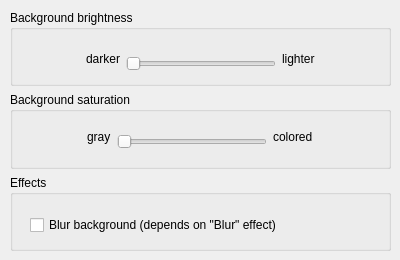
This is effects/dashboard/dashboard_config.ui in KDE/kwin as Qt 5 draws it before an edit. The edited form follows.
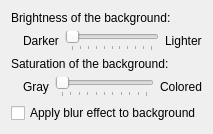
This is the edited form.

Diff of the .ui file:
```diff
--- a/effects/dashboard/dashboard_config.ui
+++ b/effects/dashboard/dashboard_config.ui
@@ -2,211 +2,113 @@
 <ui version="4.0">
  <class>DashboardEffectConfig</class>
  <widget class="QWidget" name="DashboardEffectConfig">
-  <property name="geometry">
-   <rect>
-    <x>0</x>
-    <y>0</y>
-    <width>400</width>
-    <height>260</height>
-   </rect>
-  </property>
-  <property name="sizePolicy">
-   <sizepolicy hsizetype="Minimum" vsizetype="Minimum">
-    <horstretch>0</horstretch>
-    <verstretch>0</verstretch>
-   </sizepolicy>
-  </property>
-  <property name="minimumSize">
-   <size>
-    <width>400</width>
-    <height>260</height>
-   </size>
-  </property>
-  <property name="maximumSize">
-   <size>
-    <width>400</width>
-    <height>260</height>
-   </size>
-  </property>
-  <property name="windowTitle">
-   <string>Form</string>
-  </property>
-  <widget class="QWidget" name="verticalLayoutWidget">
-   <property name="geometry">
-    <rect>
-     <x>10</x>
-     <y>10</y>
-     <width>381</width>
-     <height>241</height>
-    </rect>
-   </property>
    <layout class="QVBoxLayout" name="verticalLayout">
     <item>
-     <widget class="QGroupBox" name="groupBoxBrightness">
-      <property name="minimumSize">
-       <size>
-        <width>0</width>
-        <height>0</height>
-       </size>
-      </property>
-      <property name="title">
-       <string>Background brightness</string>
-      </property>
-      <widget class="QWidget" name="horizontalLayoutWidget_3">
-       <property name="geometry">
-        <rect>
-         <x>20</x>
-         <y>28</y>
-         <width>341</width>
-         <height>41</height>
-        </rect>
-       </property>
-       <layout class="QHBoxLayout" name="horizontalLayout_5">
-        <item>
-         <spacer name="horizontalSpacer">
-          <property name="orientation">
-           <enum>Qt::Horizontal</enum>
-          </property>
-          <property name="sizeHint" stdset="0">
-           <size>
-            <width>40</width>
-            <height>20</height>
-           </size>
-          </property>
-         </spacer>
-        </item>
-        <item>
-         <widget class="QLabel" name="labelBrightnessDarker">
+    <widget class="QLabel" name="label">
           <property name="text">
-           <string>darker</string>
+      <string>Brightness of the background:</string>
           </property>
          </widget>
         </item>
         <item>
-         <widget class="QSlider" name="brightness">
-          <property name="sizePolicy">
-           <sizepolicy hsizetype="Fixed" vsizetype="Fixed">
-            <horstretch>150</horstretch>
-            <verstretch>35</verstretch>
-           </sizepolicy>
-          </property>
-          <property name="minimumSize">
-           <size>
-            <width>150</width>
-            <height>35</height>
-           </size>
-          </property>
-          <property name="maximumSize">
-           <size>
-            <width>150</width>
-            <height>25</height>
-           </size>
-          </property>
-          <property name="maximum">
-           <number>100</number>
-          </property>
-          <property name="singleStep">
-           <number>10</number>
-          </property>
-          <property name="pageStep">
-           <number>20</number>
-          </property>
-          <property name="orientation">
-           <enum>Qt::Horizontal</enum>
-          </property>
-          <property name="invertedAppearance">
-           <bool>false</bool>
-          </property>
-          <property name="invertedControls">
-           <bool>false</bool>
-          </property>
-          <property name="tickPosition">
-           <enum>QSlider::NoTicks</enum>
-          </property>
-          <property name="tickInterval">
-           <number>10</number>
-          </property>
-         </widget>
-        </item>
-        <item>
-         <widget class="QLabel" name="labelBrightnessLighter">
-          <property name="text">
-           <string>lighter</string>
-          </property>
-         </widget>
-        </item>
+    <layout class="QHBoxLayout" name="horizontalLayout">
         <item>
          <spacer name="horizontalSpacer_3">
           <property name="orientation">
            <enum>Qt::Horizontal</enum>
           </property>
+       <property name="sizeType">
+        <enum>QSizePolicy::Fixed</enum>
+       </property>
           <property name="sizeHint" stdset="0">
            <size>
-            <width>40</width>
-            <height>20</height>
+         <width>12</width>
+         <height>0</height>
            </size>
           </property>
          </spacer>
         </item>
-       </layout>
-      </widget>
-     </widget>
+     <item>
+      <widget class="QLabel" name="label_3">
+       <property name="text">
+        <string comment="Less brightness">Darker</string>
+       </property>
+      </widget>
+     </item>
+     <item>
+      <widget class="QSlider" name="brightness">
+       <property name="sizePolicy">
+        <sizepolicy hsizetype="Expanding" vsizetype="Fixed">
+         <horstretch>0</horstretch>
+         <verstretch>0</verstretch>
+        </sizepolicy>
+       </property>
+       <property name="maximum">
+        <number>100</number>
+       </property>
+       <property name="singleStep">
+        <number>10</number>
+       </property>
+       <property name="pageStep">
+        <number>20</number>
+       </property>
+       <property name="orientation">
+        <enum>Qt::Horizontal</enum>
+       </property>
+       <property name="tickPosition">
+        <enum>QSlider::TicksBelow</enum>
+       </property>
+      </widget>
+     </item>
+     <item>
+      <widget class="QLabel" name="label_4">
+       <property name="text">
+        <string comment="More brightness">Lighter</string>
+       </property>
+      </widget>
+     </item>
+    </layout>
     </item>
     <item>
-     <widget class="QGroupBox" name="groupBoxSaturation">
-      <property name="title">
-       <string>Background saturation</string>
-      </property>
-      <widget class="QWidget" name="horizontalLayoutWidget_4">
-       <property name="geometry">
-        <rect>
-         <x>20</x>
-         <y>20</y>
-         <width>339</width>
-         <height>50</height>
-        </rect>
-       </property>
-       <layout class="QHBoxLayout" name="horizontalLayout_6">
+    <widget class="QLabel" name="label_2">
+     <property name="text">
+      <string>Saturation of the background:</string>
+     </property>
+    </widget>
+   </item>
+   <item>
+    <layout class="QHBoxLayout" name="horizontalLayout_2">
         <item>
          <spacer name="horizontalSpacer_2">
           <property name="orientation">
            <enum>Qt::Horizontal</enum>
           </property>
+       <property name="sizeType">
+        <enum>QSizePolicy::Fixed</enum>
+       </property>
           <property name="sizeHint" stdset="0">
            <size>
-            <width>40</width>
-            <height>20</height>
+         <width>12</width>
+         <height>0</height>
            </size>
           </property>
          </spacer>
         </item>
         <item>
-         <widget class="QLabel" name="labelSaturationGray">
+      <widget class="QLabel" name="label_5">
           <property name="text">
-           <string>gray</string>
+        <string comment="No saturation">Gray</string>
           </property>
          </widget>
         </item>
         <item>
          <widget class="QSlider" name="saturation">
           <property name="sizePolicy">
-           <sizepolicy hsizetype="Fixed" vsizetype="Fixed">
-            <horstretch>150</horstretch>
-            <verstretch>35</verstretch>
-           </sizepolicy>
-          </property>
-          <property name="minimumSize">
-           <size>
-            <width>150</width>
-            <height>35</height>
-           </size>
-          </property>
-          <property name="maximumSize">
-           <size>
-            <width>150</width>
-            <height>25</height>
-           </size>
-          </property>
+        <sizepolicy hsizetype="Expanding" vsizetype="Fixed">
+         <horstretch>0</horstretch>
+         <verstretch>0</verstretch>
+        </sizepolicy>
+       </property>
           <property name="maximum">
            <number>100</number>
           </property>
@@ -219,91 +121,41 @@
           <property name="orientation">
            <enum>Qt::Horizontal</enum>
           </property>
-          <property name="invertedAppearance">
-           <bool>false</bool>
-          </property>
-          <property name="invertedControls">
-           <bool>false</bool>
-          </property>
           <property name="tickPosition">
-           <enum>QSlider::NoTicks</enum>
-          </property>
-          <property name="tickInterval">
-           <number>10</number>
+        <enum>QSlider::TicksBelow</enum>
           </property>
          </widget>
         </item>
         <item>
-         <widget class="QLabel" name="labelSaturationColored">
+      <widget class="QLabel" name="label_6">
           <property name="text">
-           <string>colored</string>
+        <string comment="High saturation">Colored</string>
           </property>
          </widget>
         </item>
-        <item>
-         <spacer name="horizontalSpacer_5">
-          <property name="orientation">
-           <enum>Qt::Horizontal</enum>
-          </property>
-          <property name="sizeHint" stdset="0">
-           <size>
-            <width>40</width>
-            <height>20</height>
-           </size>
-          </property>
-         </spacer>
-        </item>
-       </layout>
-      </widget>
-     </widget>
-    </item>
-    <item>
-     <widget class="QGroupBox" name="groupBoxEffects">
-      <property name="minimumSize">
-       <size>
-        <width>0</width>
-        <height>0</height>
-       </size>
-      </property>
-      <property name="title">
-       <string>Effects</string>
-      </property>
-      <widget class="QWidget" name="horizontalLayoutWidget_2">
-       <property name="geometry">
-        <rect>
-         <x>20</x>
-         <y>30</y>
-         <width>341</width>
-         <height>41</height>
-        </rect>
-       </property>
-       <layout class="QHBoxLayout" name="horizontalLayout_4">
+    </layout>
+   </item>
         <item>
          <widget class="QCheckBox" name="blur">
           <property name="text">
-           <string>Blur background (depends on &quot;Blur&quot; effect)</string>
+      <string>Apply blur effect to background</string>
           </property>
          </widget>
         </item>
         <item>
-         <spacer name="horizontalSpacer_4">
+    <spacer name="verticalSpacer">
           <property name="orientation">
-           <enum>Qt::Horizontal</enum>
+      <enum>Qt::Vertical</enum>
           </property>
           <property name="sizeHint" stdset="0">
            <size>
-            <width>40</width>
-            <height>20</height>
+       <width>0</width>
+       <height>0</height>
            </size>
           </property>
          </spacer>
         </item>
        </layout>
-      </widget>
-     </widget>
-    </item>
-   </layout>
-  </widget>
  </widget>
  <resources/>
  <connections/>
```
Left out of the diff: 3 changed lines with no effect on the pictures. Lines whose indentation alone changed are shown as unchanged.
